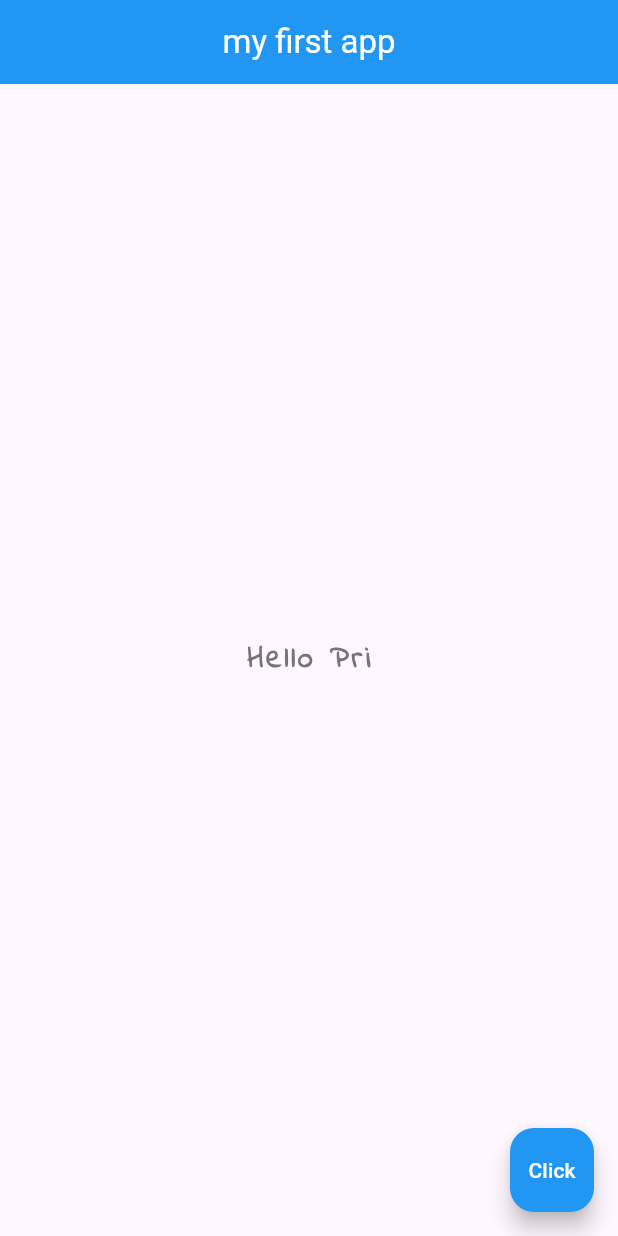
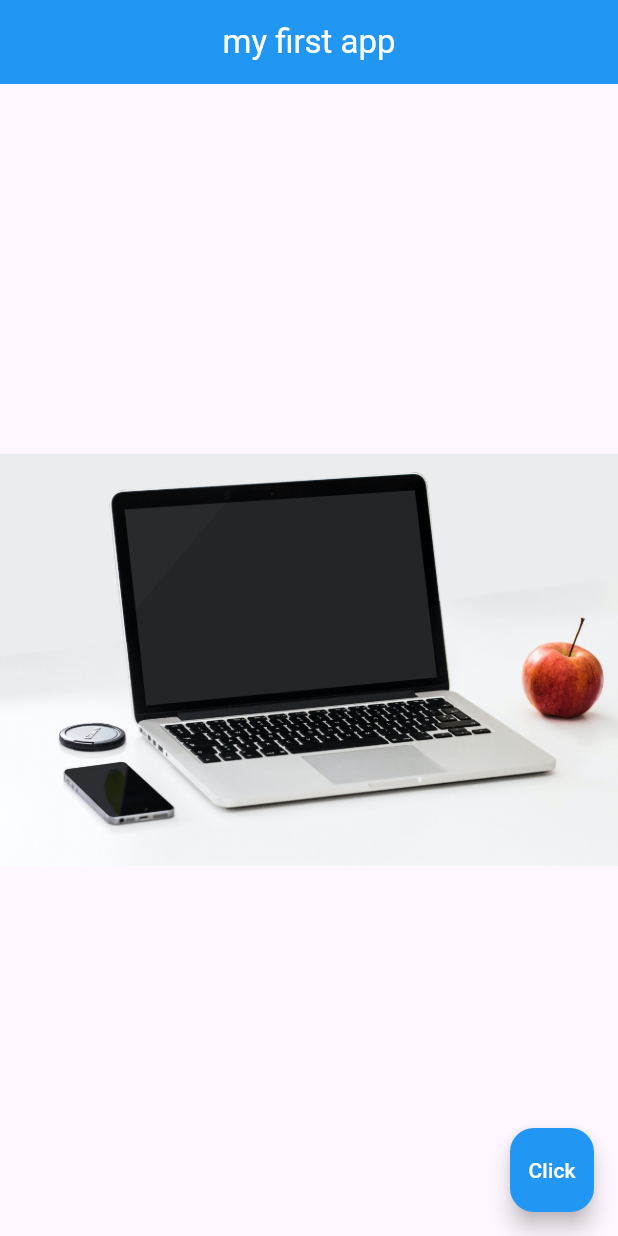
Before and after one commit to Prihantoedi/FlutterTest, a Flutter app: the screen it shows after launch, on a phone screen of 412 x 824 dp. Run offline on Flutter 3.47's test engine with Material 3 defaults, Android fonts, the phone set to English and light mode, and no system bars.

Commit message:
add image from url and from local directory

```diff
--- a/lib/main.dart
+++ b/lib/main.dart
@@ -2,7 +2,14 @@ import 'package:flutter/material.dart';
 
 void main() {
   runApp(MaterialApp(
-    home: Scaffold(
+    home: Home(),
+  ));
+}
+
+class Home extends StatelessWidget{
+  @override
+  Widget build(BuildContext context){
+    return Scaffold(
         appBar: AppBar(
           title: Text(
             'my first app',
@@ -14,16 +21,10 @@ void main() {
           centerTitle: true,
         ),
         body: Center(
-        child: Text(
-            "Hello Pri",
-            style: TextStyle(
-              fontSize: 20.0,
-              fontWeight: FontWeight.bold,
-              letterSpacing: 2.0,
-              color: Colors.grey[600],
-              fontFamily: 'IndieFlower',
+          child: Image(
+                image: AssetImage('assets/dice.jpg'),
           ),
-        ),
+              // image: NetworkImage('https://images.unsplash.com/photo-1489549132488-d00b7eee80f1?q=80&w=1974&auto=format&fit=crop&ixlib=rb-4.0.3&ixid=M3wxMjA3fDB8MHxwaG90by1wYWdlfHx8fGVufDB8fHx8fA%3D%3D') with url
         ),
         floatingActionButton: FloatingActionButton(
           onPressed: (){},
@@ -33,6 +34,6 @@ void main() {
           ),
           backgroundColor: Colors.blue,
         )
-    ),
-  ));
+    );
   }
+}
--- a/pubspec.yaml
+++ b/pubspec.yaml
@@ -59,9 +59,9 @@ flutter:
   uses-material-design: true
 
   # To add assets to your application, add an assets section, like this:
-  # assets:
-  #   - images/a_dot_burr.jpeg
-  #   - images/a_dot_ham.jpeg
+  assets:
+     - assets/dice.jpg
+
 
   # An image asset can refer to one or more resolution-specific "variants", see
   # https://flutter.dev/assets-and-images/#resolution-aware
```
Also changed, not shown: assets/dice.jpg (added), assets/laptop.jpg (added), assets/laptop2.jpg (added). Lines whose indentation alone changed are shown as unchanged.
